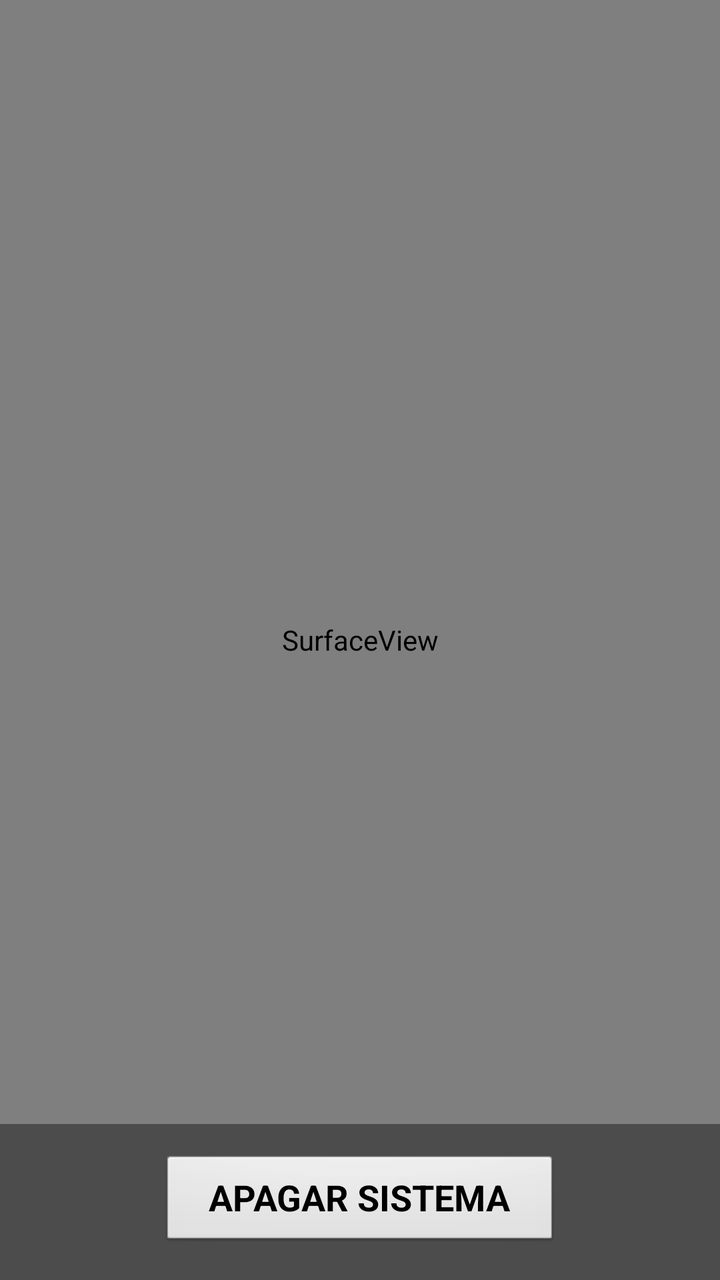
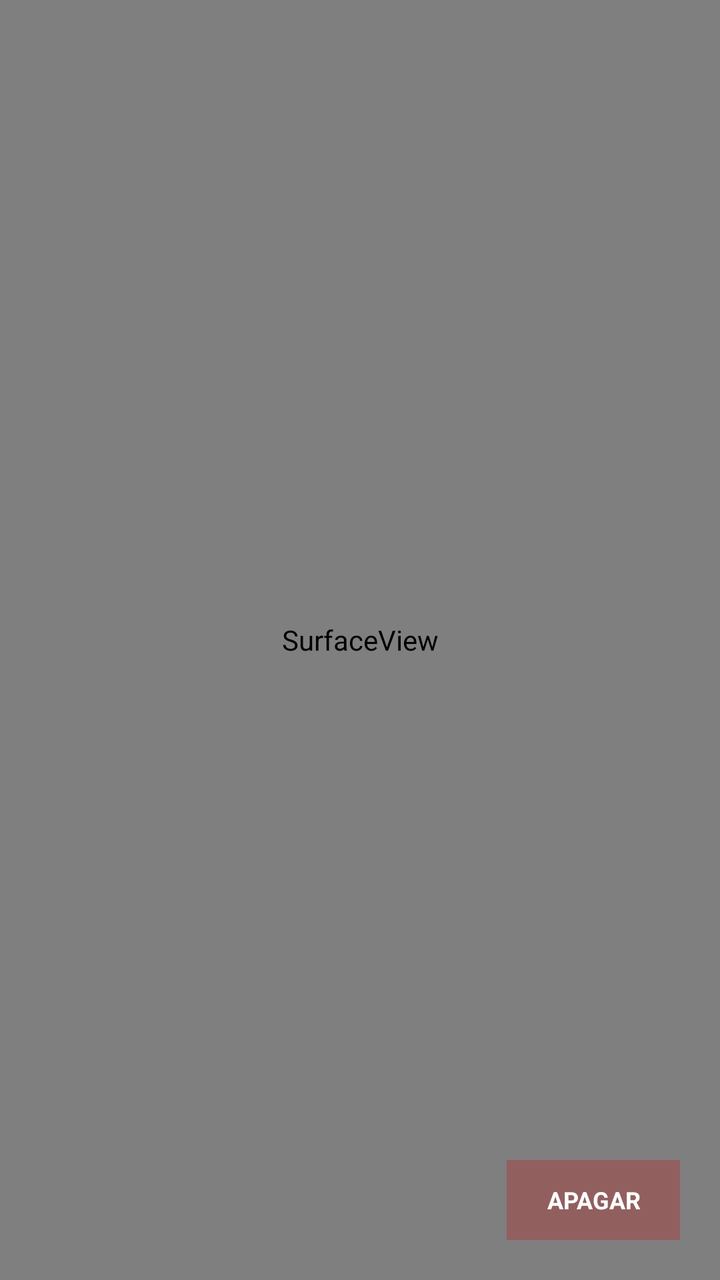

Before-and-after screenshots of an Android layout around one commit, followed by the original layout XML and the change that was made.
<!-- AndroidManifest.xml: activity theme android:Theme.NoTitleBar.Fullscreen -->
<!-- res/layout/activity_main.xml -->
<?xml version="1.0" encoding="utf-8"?>
<FrameLayout xmlns:android="http://schemas.android.com/apk/res/android"
    android:layout_width="match_parent"
    android:layout_height="match_parent"
    android:background="#000000">

    <SurfaceView
        android:id="@+id/cameraPreview"
        android:layout_width="match_parent"
        android:layout_height="match_parent" />

    <LinearLayout
        android:layout_width="match_parent"
        android:layout_height="wrap_content"
        android:layout_gravity="bottom"
        android:gravity="center"
        android:padding="15dp"
        android:background="#66000000">

        <Button
            android:id="@+id/btn_kill_app"
            android:layout_width="wrap_content"
            android:layout_height="wrap_content"
            android:minWidth="200dp"
            android:text="APAGAR SISTEMA"
            android:textSize="18sp"
            android:textStyle="bold" />
    </LinearLayout>

</FrameLayout>
<!-- resources referenced by this layout -->
<resources>

</resources>

<!-- the commit's change to res/layout/activity_main.xml (unified diff, before → after) -->
@@ -13,18 +13,21 @@
         android:layout_width="match_parent"
         android:layout_height="wrap_content"
         android:layout_gravity="bottom"
-        android:gravity="center"
-        android:padding="15dp"
-        android:background="#66000000">
+        android:gravity="right"
+        android:padding="20dp">
 
         <Button
             android:id="@+id/btn_kill_app"
             android:layout_width="wrap_content"
             android:layout_height="wrap_content"
-            android:minWidth="200dp"
-            android:text="APAGAR SISTEMA"
-            android:textSize="18sp"
-            android:textStyle="bold" />
+            android:text="APAGAR"
+            android:textColor="#FFFFFF"
+            android:textSize="12sp"
+            android:textStyle="bold"
+            android:background="#40CC0000"
+            android:paddingLeft="20dp"
+            android:paddingRight="20dp"
+            android:minHeight="40dp" />
     </LinearLayout>
 
 </FrameLayout>
